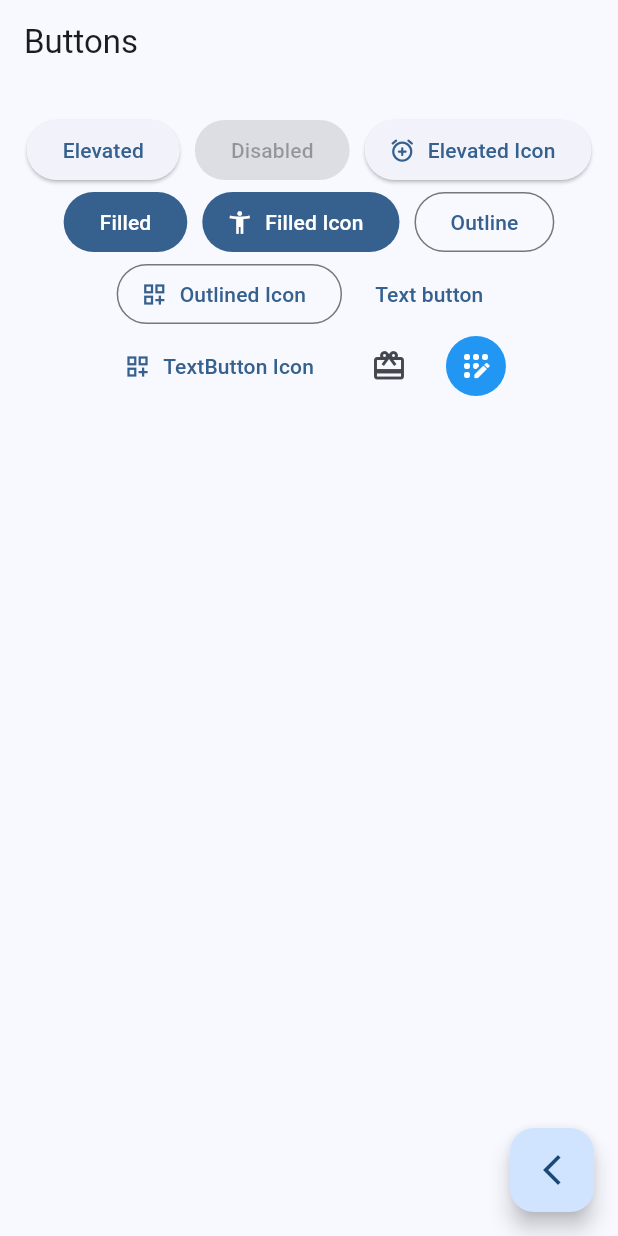
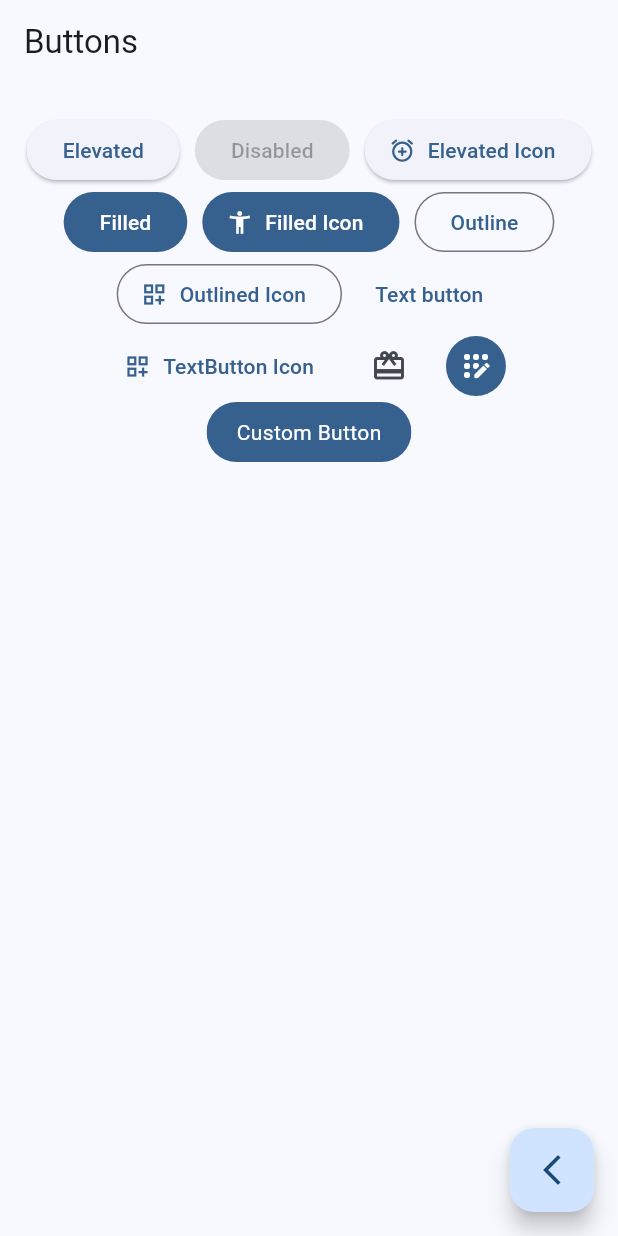
Before and after one commit to CRaez-Dev/flutter-starter, a Flutter app: the ButtonsScreen screen opened by its route, on a phone screen of 412 x 824 dp. Run offline on Flutter 3.47's test engine with Material 3 defaults, Android fonts, the phone set to English and light mode, and no system bars; our stand-ins replace animate_do, dio, go_router, video_player.

Commit message:
[Widgets app]
- Adding custom button

```diff
--- a/widgets_app/lib/ui/screens/buttons/buttons_screen.dart
+++ b/widgets_app/lib/ui/screens/buttons/buttons_screen.dart
@@ -27,6 +27,8 @@ class _ButtonsView extends StatelessWidget {
 
   @override
   Widget build(BuildContext context) {
+    final colors = Theme.of(context).colorScheme;
+
     return SizedBox(
       child: SizedBox(
         width: double.infinity,
@@ -67,11 +69,11 @@ class _ButtonsView extends StatelessWidget {
               IconButton(
                 onPressed: () {},
                 icon: const Icon(Icons.app_registration_rounded),
-                style: const ButtonStyle(
-                    backgroundColor: MaterialStatePropertyAll(Colors.blue),
-                    iconColor: MaterialStatePropertyAll(Colors.white)),
+                style: ButtonStyle(
+                    backgroundColor: MaterialStatePropertyAll(colors.primary),
+                    iconColor: const MaterialStatePropertyAll(Colors.white)),
               ),
-              // TODO: Custom button
+              const _CustomButton()
             ],
           ),
         ),
@@ -79,3 +81,29 @@ class _ButtonsView extends StatelessWidget {
     );
   }
 }
+
+class _CustomButton extends StatelessWidget {
+  const _CustomButton({super.key});
+
+  @override
+  Widget build(BuildContext context) {
+    final colors = Theme.of(context).colorScheme;
+
+    return ClipRRect(
+      borderRadius: BorderRadius.circular(20),
+      child: Material(
+        color: colors.primary,
+        child: InkWell(
+          onTap: () {},
+          child: const Padding(
+            padding: EdgeInsets.symmetric(horizontal: 20, vertical: 10),
+            child: Text(
+              'Custom Button',
+              style: TextStyle(color: Colors.white),
+            ),
+          ),
+        ),
+      ),
+    );
+  }
+}
```
